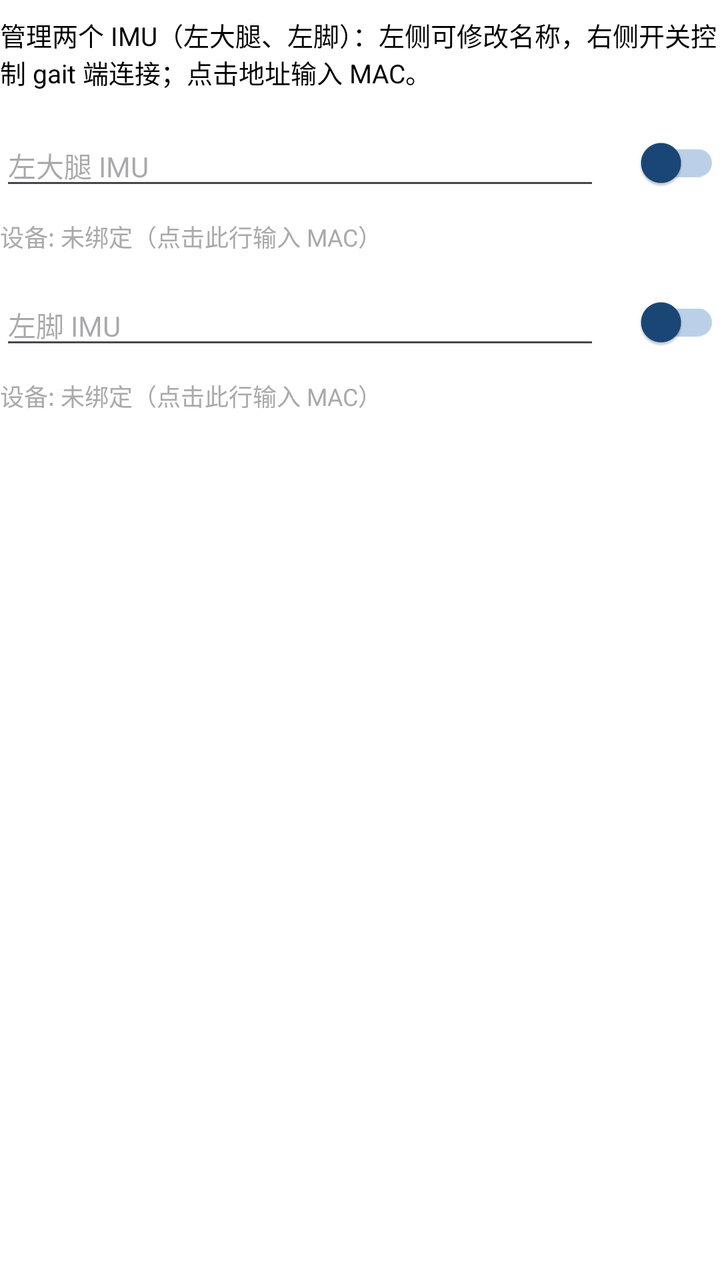
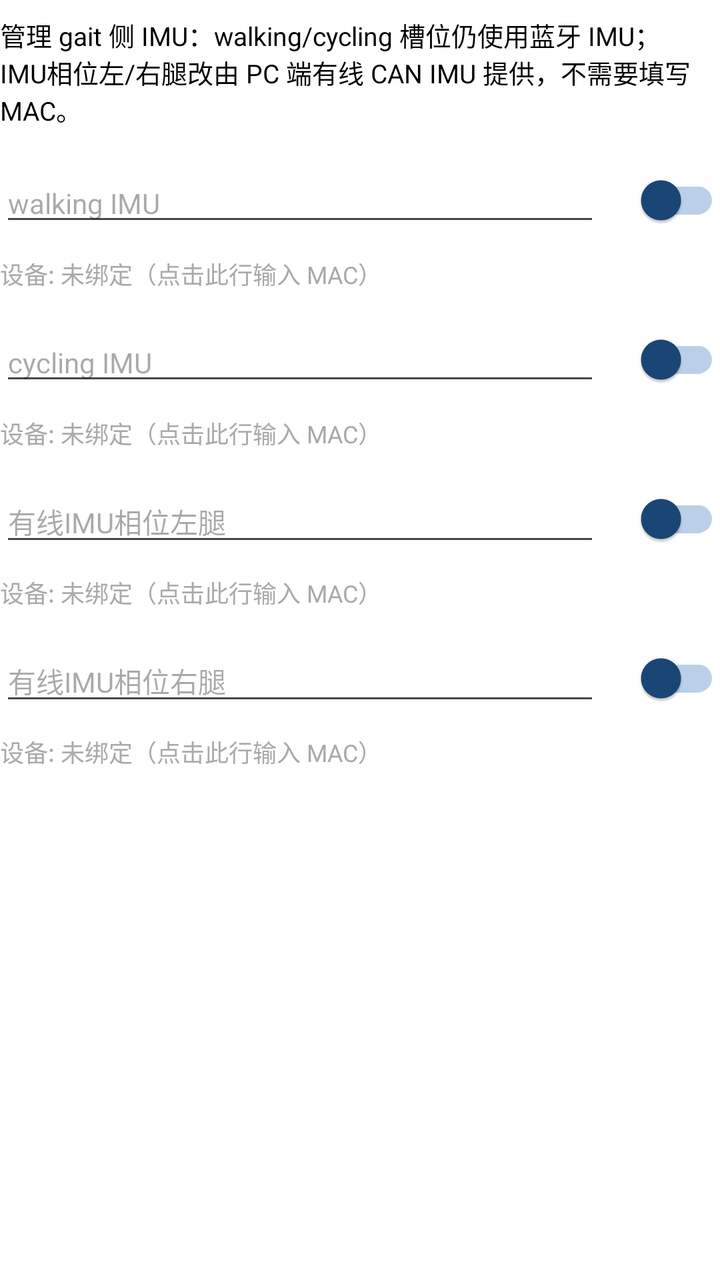

Compare the two renders of this Android layout. The source of the first and the diff that turns it into the second are given below.
<!-- AndroidManifest.xml: application theme Theme.Mobile -->
<!-- res/layout/dialog_imu_connection_manager.xml -->
<?xml version="1.0" encoding="utf-8"?>
<LinearLayout xmlns:android="http://schemas.android.com/apk/res/android"
    android:layout_width="match_parent"
    android:layout_height="wrap_content"
    android:orientation="vertical"
    android:paddingVertical="8dp">

    <TextView
        android:id="@+id/imuManageHintView"
        android:layout_width="match_parent"
        android:layout_height="wrap_content"
        android:text="@string/imu_manage_hint"
        android:textColor="@android:color/black"
        android:textSize="13sp" />

    <LinearLayout
        android:layout_width="match_parent"
        android:layout_height="wrap_content"
        android:layout_marginTop="12dp"
        android:orientation="vertical">

        <LinearLayout
            android:layout_width="match_parent"
            android:layout_height="wrap_content"
            android:gravity="center_vertical"
            android:orientation="horizontal">

            <EditText
                android:id="@+id/imuNameInput1"
                android:layout_width="0dp"
                android:layout_height="wrap_content"
                android:layout_weight="1"
                android:hint="@string/imu_manage_slot_default_1"
                android:imeOptions="actionDone"
                android:inputType="textCapWords"
                android:maxLines="1"
                android:textColor="@android:color/black"
                android:textSize="14sp" />

            <androidx.appcompat.widget.SwitchCompat
                android:id="@+id/imuConnectSwitch1"
                android:layout_width="wrap_content"
                android:layout_height="wrap_content"
                android:layout_marginStart="12dp"
                android:checked="false"
                android:showText="true"
                android:textOff="@string/imu_manage_status_connect"
                android:textOn="@string/imu_manage_status_connected" />
        </LinearLayout>

        <TextView
            android:id="@+id/imuAddressView1"
            android:layout_width="match_parent"
            android:layout_height="wrap_content"
            android:layout_marginTop="4dp"
            android:text="@string/imu_manage_unbound"
            android:textColor="@android:color/darker_gray"
            android:textSize="12sp" />
    </LinearLayout>

    <LinearLayout
        android:layout_width="match_parent"
        android:layout_height="wrap_content"
        android:layout_marginTop="10dp"
        android:orientation="vertical">

        <LinearLayout
            android:layout_width="match_parent"
            android:layout_height="wrap_content"
            android:gravity="center_vertical"
            android:orientation="horizontal">

            <EditText
                android:id="@+id/imuNameInput2"
                android:layout_width="0dp"
                android:layout_height="wrap_content"
                android:layout_weight="1"
                android:hint="@string/imu_manage_slot_default_2"
                android:imeOptions="actionDone"
                android:inputType="textCapWords"
                android:maxLines="1"
                android:textColor="@android:color/black"
                android:textSize="14sp" />

            <androidx.appcompat.widget.SwitchCompat
                android:id="@+id/imuConnectSwitch2"
                android:layout_width="wrap_content"
                android:layout_height="wrap_content"
                android:layout_marginStart="12dp"
                android:checked="false"
                android:showText="true"
                android:textOff="@string/imu_manage_status_connect"
                android:textOn="@string/imu_manage_status_connected" />
        </LinearLayout>

        <TextView
            android:id="@+id/imuAddressView2"
            android:layout_width="match_parent"
            android:layout_height="wrap_content"
            android:layout_marginTop="4dp"
            android:text="@string/imu_manage_unbound"
            android:textColor="@android:color/darker_gray"
            android:textSize="12sp" />
    </LinearLayout>

</LinearLayout>
<!-- resources referenced by this layout -->
<resources>
  <string name="imu_manage_hint">管理两个 IMU（左大腿、左脚）：左侧可修改名称，右侧开关控制 gait 端连接；点击地址输入 MAC。</string>
  <string name="imu_manage_slot_default_1">左大腿 IMU</string>
  <string name="imu_manage_slot_default_2">左脚 IMU</string>
  <string name="imu_manage_status_connect">连接</string>
  <string name="imu_manage_status_connected">已连接</string>
  <string name="imu_manage_unbound">设备: 未绑定（点击此行输入 MAC）</string>
  <style name="Theme.Mobile" parent="Base.Theme.Mobile" />
  <style name="Base.Theme.Mobile" parent="Theme.Material3.Light.NoActionBar">
          <item name="colorPrimary">@color/accent_blue</item>
          <item name="colorOnPrimary">@color/white</item>
          <item name="colorPrimaryContainer">@color/surface_soft</item>
          <item name="colorOnPrimaryContainer">@color/header_title</item>
          <item name="colorSecondary">@color/accent_blue</item>
          <item name="colorOnSecondary">@color/white</item>
          <item name="colorSecondaryContainer">@color/surface_soft</item>
          <item name="colorOnSecondaryContainer">@color/header_title</item>
          <item name="colorSurface">@color/white</item>
          <item name="colorOnSurface">@color/header_title</item>
          <item name="colorSurfaceVariant">@color/surface_soft</item>
          <item name="colorOnSurfaceVariant">@color/text_secondary</item>
          <item name="android:colorBackground">@color/white</item>
          <item name="colorOutline">@color/card_stroke</item>
          <item name="android:windowBackground">@color/white</item>
          <item name="android:statusBarColor">@color/white</item>
          <item name="android:navigationBarColor">@color/white</item>
          <item name="android:windowLightStatusBar">true</item>
          <item name="android:windowLightNavigationBar">true</item>
      </style>
  <color name="accent_blue">#3A6798</color>
  <color name="white">#FFFFFFFF</color>
  <color name="surface_soft">#F4F8FC</color>
  <color name="header_title">#1A4778</color>
  <color name="text_secondary">#3A6798</color>
  <color name="card_stroke">#BBD0E8</color>
</resources>

<!-- the commit's change to res/layout/dialog_imu_connection_manager.xml (unified diff, before → after) -->
@@ -103,4 +103,94 @@
             android:textSize="12sp" />
     </LinearLayout>
 
+    <LinearLayout
+        android:layout_width="match_parent"
+        android:layout_height="wrap_content"
+        android:layout_marginTop="10dp"
+        android:orientation="vertical">
+
+        <LinearLayout
+            android:layout_width="match_parent"
+            android:layout_height="wrap_content"
+            android:gravity="center_vertical"
+            android:orientation="horizontal">
+
+            <EditText
+                android:id="@+id/imuNameInput3"
+                android:layout_width="0dp"
+                android:layout_height="wrap_content"
+                android:layout_weight="1"
+                android:hint="@string/imu_manage_slot_default_3"
+                android:imeOptions="actionDone"
+                android:inputType="textCapWords"
+                android:maxLines="1"
+                android:textColor="@android:color/black"
+                android:textSize="14sp" />
+
+            <androidx.appcompat.widget.SwitchCompat
+                android:id="@+id/imuConnectSwitch3"
+                android:layout_width="wrap_content"
+                android:layout_height="wrap_content"
+                android:layout_marginStart="12dp"
+                android:checked="false"
+                android:showText="true"
+                android:textOff="@string/imu_manage_status_connect"
+                android:textOn="@string/imu_manage_status_connected" />
+        </LinearLayout>
+
+        <TextView
+            android:id="@+id/imuAddressView3"
+            android:layout_width="match_parent"
+            android:layout_height="wrap_content"
+            android:layout_marginTop="4dp"
+            android:text="@string/imu_manage_unbound"
+            android:textColor="@android:color/darker_gray"
+            android:textSize="12sp" />
+    </LinearLayout>
+
+    <LinearLayout
+        android:layout_width="match_parent"
+        android:layout_height="wrap_content"
+        android:layout_marginTop="10dp"
+        android:orientation="vertical">
+
+        <LinearLayout
+            android:layout_width="match_parent"
+            android:layout_height="wrap_content"
+            android:gravity="center_vertical"
+            android:orientation="horizontal">
+
+            <EditText
+                android:id="@+id/imuNameInput4"
+                android:layout_width="0dp"
+                android:layout_height="wrap_content"
+                android:layout_weight="1"
+                android:hint="@string/imu_manage_slot_default_4"
+                android:imeOptions="actionDone"
+                android:inputType="textCapWords"
+                android:maxLines="1"
+                android:textColor="@android:color/black"
+                android:textSize="14sp" />
+
+            <androidx.appcompat.widget.SwitchCompat
+                android:id="@+id/imuConnectSwitch4"
+                android:layout_width="wrap_content"
+                android:layout_height="wrap_content"
+                android:layout_marginStart="12dp"
+                android:checked="false"
+                android:showText="true"
+                android:textOff="@string/imu_manage_status_connect"
+                android:textOn="@string/imu_manage_status_connected" />
+        </LinearLayout>
+
+        <TextView
+            android:id="@+id/imuAddressView4"
+            android:layout_width="match_parent"
+            android:layout_height="wrap_content"
+            android:layout_marginTop="4dp"
+            android:text="@string/imu_manage_unbound"
+            android:textColor="@android:color/darker_gray"
+            android:textSize="12sp" />
+    </LinearLayout>
+
 </LinearLayout>
<!-- resource entries referenced after the edit -->
@@ -1,8 +1,10 @@
 <!-- resources referenced by this layout -->
 <resources>
-  <string name="imu_manage_hint">管理两个 IMU（左大腿、左脚）：左侧可修改名称，右侧开关控制 gait 端连接；点击地址输入 MAC。</string>
-  <string name="imu_manage_slot_default_1">左大腿 IMU</string>
-  <string name="imu_manage_slot_default_2">左脚 IMU</string>
+  <string name="imu_manage_hint">管理 gait 侧 IMU：walking/cycling 槽位仍使用蓝牙 IMU；IMU相位左/右腿改由 PC 端有线 CAN IMU 提供，不需要填写 MAC。</string>
+  <string name="imu_manage_slot_default_1">walking IMU</string>
+  <string name="imu_manage_slot_default_2">cycling IMU</string>
+  <string name="imu_manage_slot_default_3">有线IMU相位左腿</string>
+  <string name="imu_manage_slot_default_4">有线IMU相位右腿</string>
   <string name="imu_manage_status_connect">连接</string>
   <string name="imu_manage_status_connected">已连接</string>
   <string name="imu_manage_unbound">设备: 未绑定（点击此行输入 MAC）</string>
